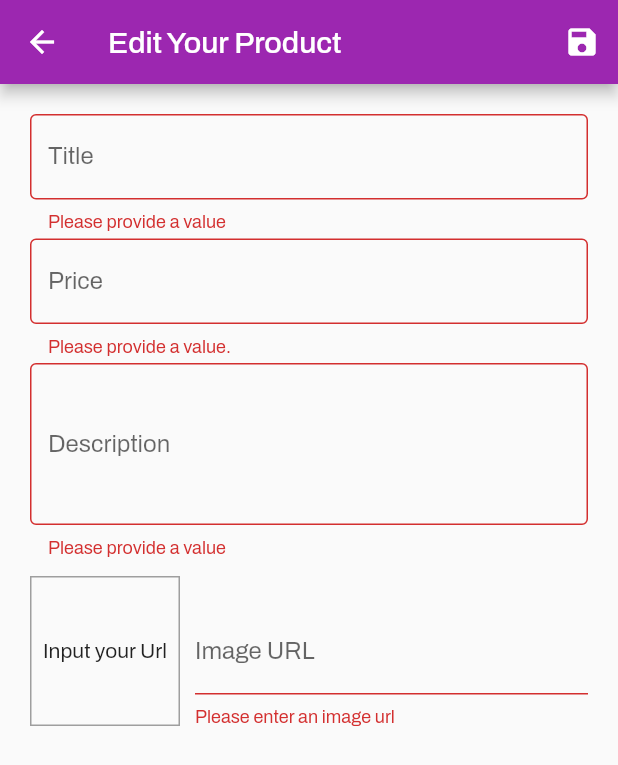
After one commit to andikatp/shop-app, a Flutter app: the EditProductScreen screen opened by its route, after a tap on the "save" icon, on a phone screen of 412 x 824 dp. The commit adds this screen. Shown: the top 765 px of the screen. Run offline on Flutter 3.47's test engine with Material 2 defaults, Android fonts, the light colour scheme and no system bars; our stand-ins replace google_fonts; network calls fail.

Commit message:
implemented crud

```diff
--- a/lib/main.dart
+++ b/lib/main.dart
@@ -5,9 +5,11 @@ import 'package:shop_app/provider/cart.dart';
 import 'package:shop_app/provider/orders.dart';
 import 'package:shop_app/provider/products_provider.dart';
 import 'package:shop_app/screens/cart_screen.dart';
+import 'package:shop_app/screens/edit_product_screen.dart';
 import 'package:shop_app/screens/main_screen.dart';
 import 'package:shop_app/screens/orders_screen.dart';
 import 'package:shop_app/screens/product_detail_screen.dart';
+import 'package:shop_app/screens/user_products_screen.dart';
 
 void main() {
   runApp(const MyApp());
@@ -49,6 +51,8 @@ class MyApp extends StatelessWidget {
               const ProductDetailScreen(),
           CartScreen.routeName: (context) => const CartScreen(),
           OrdersScreen.routeName: (context) => const OrdersScreen(),
+          UserProductScreen.routeName: (context) => const UserProductScreen(),
+          EditProductScreen.routeName: (context) => const EditProductScreen(),
         },
       ),
     );
--- a/lib/provider/cart.dart
+++ b/lib/provider/cart.dart
@@ -62,6 +62,24 @@ class Cart with ChangeNotifier {
     notifyListeners();
   }
 
+  void removeSingleItem(String id) {
+    if (!_items.containsKey(id)) {
+      return;
+    }
+    if (_items[id]!.quantity > 1) {
+      _items.update(
+          id,
+          (value) => CartItem(
+              id: value.id,
+              title: value.title,
+              quantity: value.quantity - 1,
+              price: value.price));
+    } else {
+      _items.remove(id);
+    }
+    notifyListeners();
+  }
+
   void clear() {
     _items = {};
     notifyListeners();
--- a/lib/provider/products_provider.dart
+++ b/lib/provider/products_provider.dart
@@ -1,3 +1,5 @@
+import 'dart:developer';
+
 import 'package:flutter/material.dart';
 import 'package:shop_app/provider/product_model.dart';
 
@@ -54,8 +56,17 @@ class ProductsProvider with ChangeNotifier {
     return items.firstWhere((element) => element.id == id);
   }
 
-  void addProduct() {
+  void addProduct(ProductModel product) {
     // _items.add(value);
+    final newProduct = ProductModel(
+        id: DateTime.now().toString(),
+        title: product.title,
+        description: product.description,
+        price: product.price,
+        imageUrl: product.imageUrl);
+    _items.add(newProduct);
+    // _items.insert(0, newProduct); // klo mau y pling terlama dibkin gni
+
     notifyListeners();
   }
 
@@ -68,4 +79,19 @@ class ProductsProvider with ChangeNotifier {
   //   _showFavOnly = false;
   //   notifyListeners();
   // }
+
+  void updateProduct(String id, ProductModel newProduct) {
+    final prodIndex = _items.indexWhere((element) => element.id == id);
+    if (prodIndex >= 0) {
+      _items[prodIndex] = newProduct;
+      notifyListeners();
+    } else {
+      log('...');
+    }
+  }
+
+  void deleteProduct(String id) {
+    _items.removeWhere((element) => element.id == id);
+    notifyListeners();
+  }
 }
--- /dev/null
+++ b/lib/screens/edit_product_screen.dart
@@ -0,0 +1,290 @@
+import 'package:flutter/material.dart';
+import 'package:provider/provider.dart';
+import 'package:shop_app/provider/product_model.dart';
+import 'package:shop_app/provider/products_provider.dart';
+
+class EditProductScreen extends StatefulWidget {
+  const EditProductScreen({super.key});
+  static const routeName = '/Edit-Product-Screen';
+
+  @override
+  State<EditProductScreen> createState() => _EditProductScreenState();
+}
+
+class _EditProductScreenState extends State<EditProductScreen> {
+  final _priceNode = FocusNode();
+  final _imageController = TextEditingController();
+  final _formKey = GlobalKey<FormState>();
+  final _imageNode = FocusNode();
+  ProductModel _editedProduct = ProductModel(
+    id: '',
+    title: '',
+    description: '',
+    price: 0,
+    imageUrl: '',
+  );
+  bool _isInit = true;
+  Map<String, String> _initValues = {
+    'title': '',
+    'description': '',
+    'price': '',
+    'imageUrl': '',
+  };
+
+  @override
+  void dispose() {
+    _imageController;
+    _priceNode;
+    _imageNode;
+    super.dispose();
+    _imageNode.removeListener(() {
+      _updateImageUrl();
+    });
+  }
+
+  void _updateImageUrl() {
+    if (!_imageNode.hasFocus) {
+      if ((!_imageController.text.startsWith('http') &&
+              !_imageController.text.startsWith('https')) ||
+          (!_imageController.text.endsWith('.png') &&
+              !_imageController.text.endsWith('.jpg') &&
+              !_imageController.text.endsWith('.jpeg'))) {
+        return;
+      }
+
+      setState(() {});
+    }
+  }
+
+  @override
+  void initState() {
+    _imageNode.addListener(() {
+      _updateImageUrl;
+    });
+    super.initState();
+  }
+
+  @override
+  void didChangeDependencies() {
+    if (_isInit) {
+      if (ModalRoute.of(context)!.settings.arguments != null) {
+        final productId = ModalRoute.of(context)!.settings.arguments as String;
+        _editedProduct = Provider.of<ProductsProvider>(context, listen: false)
+            .findById(productId);
+        _initValues = {
+          'title': _editedProduct.title,
+          'description': _editedProduct.description,
+          'price': _editedProduct.price.toString(),
+          // 'imageUrl': _editedProduct.imageUrl,
+          'imageUrl': '',
+        };
+        _imageController.text = _editedProduct.imageUrl;
+      }
+    }
+    _isInit = false;
+    super.didChangeDependencies();
+  }
+
+  void _saveForm() {
+    final bool? isValid = _formKey.currentState?.validate();
+    if (isValid != null && !isValid) {
+      return;
+    }
+    _formKey.currentState?.save();
+    if (ModalRoute.of(context)!.settings.arguments != null) {
+      Provider.of<ProductsProvider>(context, listen: false)
+          .updateProduct(_editedProduct.id, _editedProduct);
+    } else {
+      Provider.of<ProductsProvider>(context, listen: false)
+          .addProduct(_editedProduct);
+    }
+    Navigator.of(context).pop();
+  }
+
+  @override
+  Widget build(BuildContext context) {
+    return Scaffold(
+      appBar: AppBar(
+        title: const Text('Edit Your Product'),
+        actions: [
+          IconButton(onPressed: _saveForm, icon: const Icon(Icons.save)),
+        ],
+      ),
+      body: Form(
+        key: _formKey,
+        child: ListView(
+          padding: const EdgeInsets.all(20),
+          children: [
+            TextFormField(
+              initialValue: _initValues['title'],
+              decoration: const InputDecoration(
+                labelText: 'Title',
+                border: OutlineInputBorder(),
+              ),
+              textInputAction: TextInputAction.next,
+              onFieldSubmitted: (_) =>
+                  FocusScope.of(context).requestFocus(_priceNode),
+              onSaved: (newValue) {
+                if (newValue != null) {
+                  _editedProduct = ProductModel(
+                    id: _editedProduct.id,
+                    title: newValue,
+                    description: _editedProduct.description,
+                    price: _editedProduct.price,
+                    imageUrl: _editedProduct.imageUrl,
+                    isFavorite: _editedProduct.isFavorite,
+                  );
+                }
+              },
+              validator: (value) {
+                if (value!.isEmpty) {
+                  return 'Please provide a value';
+                }
+                return null;
+              },
+            ),
+            const SizedBox(
+              height: 5,
+            ),
+            TextFormField(
+              decoration: const InputDecoration(
+                labelText: 'Price',
+                border: OutlineInputBorder(),
+              ),
+              focusNode: _priceNode,
+              initialValue: _initValues['price'],
+              textInputAction: TextInputAction.next,
+              keyboardType: TextInputType.number,
+              onSaved: (newValue) {
+                if (newValue != null) {
+                  _editedProduct = ProductModel(
+                    id: _editedProduct.id,
+                    title: _editedProduct.title,
+                    description: _editedProduct.description,
+                    price: double.parse(newValue),
+                    imageUrl: _editedProduct.imageUrl,
+                    isFavorite: _editedProduct.isFavorite,
+                  );
+                }
+              },
+              validator: (value) {
+                if (value!.isEmpty) {
+                  return 'Please provide a value.';
+                }
+                if (double.tryParse(value) == null) {
+                  return 'Please enter a valid Number.';
+                }
+                if (double.parse(value) <= 0) {
+                  return 'Please return a number greater than zero.';
+                }
+                return null;
+              },
+            ),
+            const SizedBox(
+              height: 5,
+            ),
+            TextFormField(
+              decoration: const InputDecoration(
+                labelText: 'Description',
+                border: OutlineInputBorder(),
+              ),
+              maxLines: 4,
+              keyboardType: TextInputType.multiline,
+              initialValue: _initValues['description'],
+              onSaved: (newValue) {
+                if (newValue != null) {
+                  _editedProduct = ProductModel(
+                    id: _editedProduct.id,
+                    title: _editedProduct.title,
+                    description: newValue,
+                    price: _editedProduct.price,
+                    imageUrl: _editedProduct.imageUrl,
+                    isFavorite: _editedProduct.isFavorite,
+                  );
+                }
+              },
+              validator: (value) {
+                if (value!.isEmpty) {
+                  return 'Please provide a value';
+                }
+                if (value.length < 10) {
+                  return 'Should be at least 10 characters long.';
+                }
+                return null;
+              },
+            ),
+            const SizedBox(
+              height: 5,
+            ),
+            Row(
+              crossAxisAlignment: CrossAxisAlignment.end,
+              children: [
+                Container(
+                  margin: const EdgeInsets.only(top: 8, right: 10),
+                  decoration:
+                      BoxDecoration(border: Border.all(color: Colors.grey)),
+                  height: 100,
+                  width: 100,
+                  child: Center(
+                    child: _imageController.text.isEmpty
+                        ? const Text('Input your Url')
+                        : FittedBox(
+                            child: Image.network(
+                              fit: BoxFit.cover,
+                              _imageController.text,
+                              width: 100,
+                              height: 100,
+                            ),
+                          ),
+                  ),
+                ),
+                Expanded(
+                  child: TextFormField(
+                    focusNode: _imageNode,
+                    decoration: const InputDecoration(
+                      labelText: 'Image URL',
+                    ),
+                    keyboardType: TextInputType.url,
+                    textInputAction: TextInputAction.done,
+                    controller: _imageController,
+                    onEditingComplete: () {
+                      setState(() {});
+                    },
+                    onFieldSubmitted: (_) => _saveForm(),
+                    validator: (value) {
+                      if (value!.isEmpty) {
+                        return 'Please enter an image url';
+                      }
+                      if (!value.startsWith('http') &&
+                          !value.startsWith('https')) {
+                        return 'Please enter a valid URL.';
+                      }
+                      if (!value.endsWith('.png') &&
+                          !value.endsWith('.jpg') &&
+                          !value.endsWith('.jpeg')) {
+                        return 'Please enter a valid Image Url';
+                      }
+                      return null;
+                    },
+                    onSaved: (newValue) {
+                      if (newValue != null) {
+                        _editedProduct = ProductModel(
+                          id: _editedProduct.id,
+                          title: _editedProduct.title,
+                          description: _editedProduct.description,
+                          price: _editedProduct.price,
+                          imageUrl: newValue,
+                          isFavorite: _editedProduct.isFavorite,
+                        );
+                      }
+                    },
+                  ),
+                ),
+              ],
+            )
+          ],
+        ),
+      ),
+    );
+  }
+}
--- /dev/null
+++ b/lib/screens/user_products_screen.dart
@@ -0,0 +1,46 @@
+import 'package:flutter/material.dart';
+import 'package:provider/provider.dart';
+import 'package:shop_app/provider/products_provider.dart';
+import 'package:shop_app/screens/edit_product_screen.dart';
+import 'package:shop_app/widgets/app_drawer.dart';
+import 'package:shop_app/widgets/user_product_item.dart';
+
+class UserProductScreen extends StatelessWidget {
+  const UserProductScreen({super.key});
+  static const routeName = '/User-Product-Screen';
+  @override
+  Widget build(BuildContext context) {
+    final product = Provider.of<ProductsProvider>(context);
+    return Scaffold(
+      appBar: AppBar(
+        title: const Text('Your Product'),
+        actions: [
+          IconButton(
+            onPressed: () {
+              Navigator.of(context).pushNamed(EditProductScreen.routeName);
+            },
+            icon: const Icon(Icons.add),
+          ),
+        ],
+      ),
+      drawer: const AppDrawer(),
+      body: Padding(
+        padding: const EdgeInsets.all(20),
+        child: ListView.separated(
+          separatorBuilder: (context, index) => const Divider(
+            height: 1,
+            thickness: 1,
+          ),
+          itemCount: product.items.length,
+          itemBuilder: (_, index) {
+            return UserProductItem(
+              id: product.items[index].id as String,
+              title: product.items[index].title,
+              imageUrl: product.items[index].imageUrl,
+            );
+          },
+        ),
+      ),
+    );
+  }
+}
--- a/lib/widgets/app_drawer.dart
+++ b/lib/widgets/app_drawer.dart
@@ -1,5 +1,6 @@
 import 'package:flutter/material.dart';
 import 'package:shop_app/screens/orders_screen.dart';
+import 'package:shop_app/screens/user_products_screen.dart';
 
 class AppDrawer extends StatelessWidget {
   const AppDrawer({super.key});
@@ -28,7 +29,15 @@ class AppDrawer extends StatelessWidget {
               Navigator.of(context)
                   .pushReplacementNamed(OrdersScreen.routeName);
             },
-          )
+          ),
+          ListTile(
+            leading: const Icon(Icons.edit),
+            title: const Text('Manage Product'),
+            onTap: () {
+              Navigator.of(context)
+                  .pushReplacementNamed(UserProductScreen.routeName);
+            },
+          ),
         ],
       ),
     );
```
Also changed, not shown: lib/widgets/cart_item_widget.dart (+26 -0 lines), lib/widgets/product_item_widget.dart (+17 -5 lines), lib/widgets/user_product_item.dart (added, +46 -0 lines).
